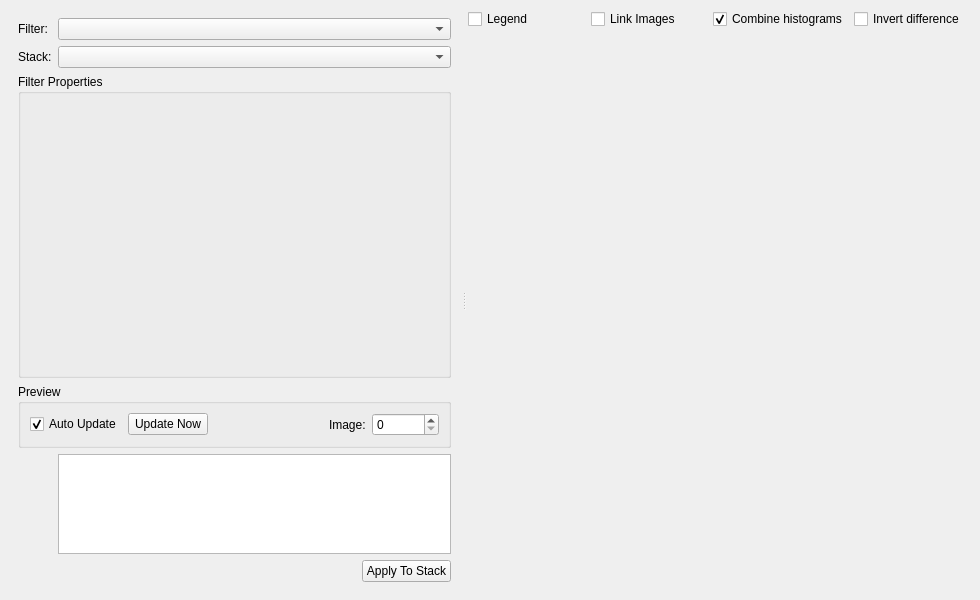
Qt form mantidimaging/gui/ui/filters_window.ui (mantidproject/mantidimaging) before a commit.
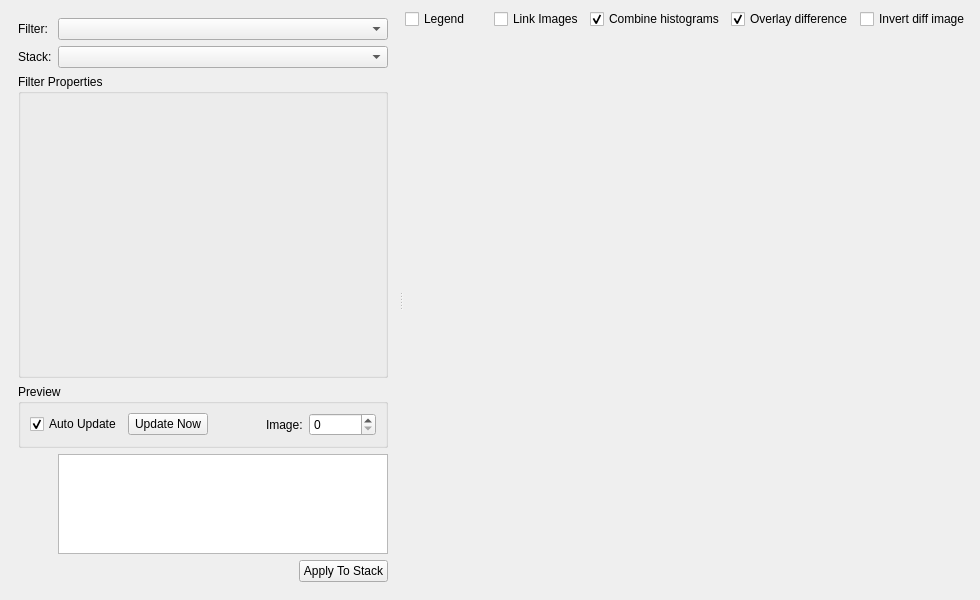
The same form after that commit. Custom widgets are drawn as their Qt base class.

Commit message:
Adds image diff overlay, fixes #472
Fixes the splitter width so that the filter parameters bit doesnt take half the screen

```diff
--- a/mantidimaging/gui/ui/filters_window.ui
+++ b/mantidimaging/gui/ui/filters_window.ui
@@ -284,6 +284,16 @@
             </property>
            </widget>
           </item>
+          <item alignment="Qt::AlignTop">
+           <widget class="QCheckBox" name="overlayDifference">
+            <property name="text">
+             <string>Overlay difference</string>
+            </property>
+            <property name="checked">
+             <bool>true</bool>
+            </property>
+           </widget>
+          </item>
           <item alignment="Qt::AlignTop">
            <widget class="QCheckBox" name="invertDifference">
             <property name="sizePolicy">
@@ -293,7 +303,7 @@
              </sizepolicy>
             </property>
             <property name="text">
-             <string>Invert difference</string>
+             <string>Invert diff image</string>
             </property>
            </widget>
           </item>
```
The commit also changes 4 other files.
